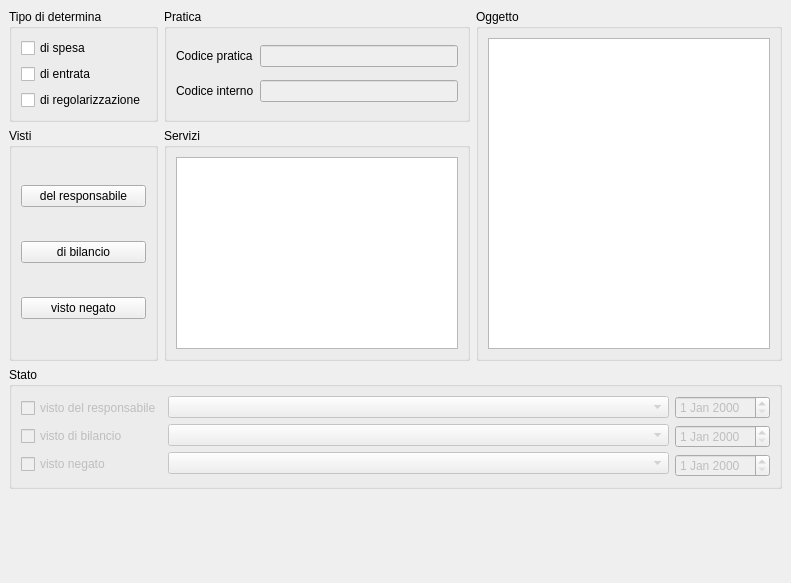
This is src/com/axiastudio/suite/deliberedetermine/forms/determina.ui in tizianolattisi/suitegda as Qt 5 draws it before an edit. The edited form follows.
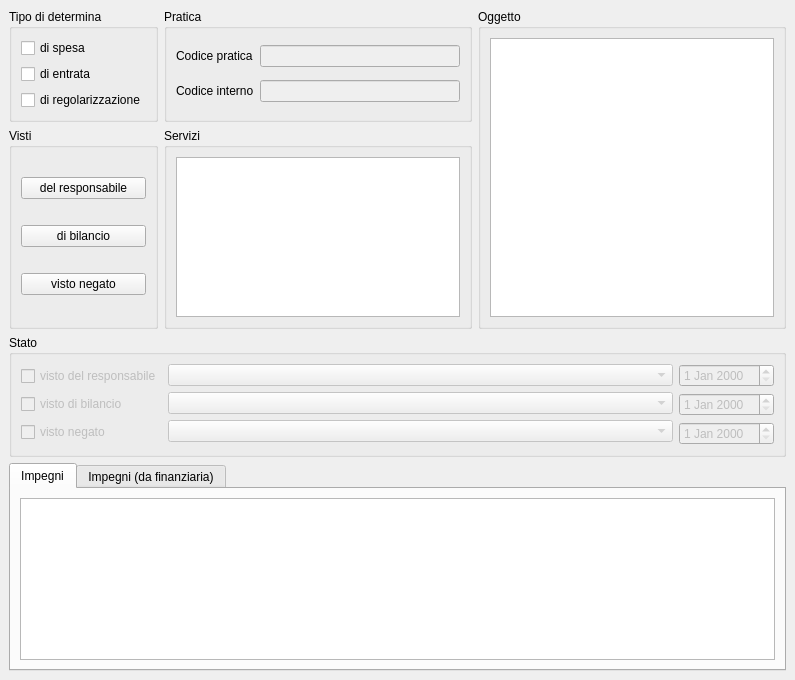
This is the edited form. Custom widgets are drawn as their Qt base class.

Commit message: Gestione dell'elenco degli impegni da parte di utiliti IFinanziaria registrata (ad esempio tramite il plugin jEnte).

```diff
--- a/src/com/axiastudio/suite/deliberedetermine/forms/determina.ui
+++ b/src/com/axiastudio/suite/deliberedetermine/forms/determina.ui
@@ -6,8 +6,8 @@
    <rect>
     <x>0</x>
     <y>0</y>
-    <width>791</width>
-    <height>583</height>
+    <width>795</width>
+    <height>680</height>
    </rect>
   </property>
   <property name="windowTitle">
@@ -288,18 +288,42 @@
       </layout>
      </widget>
     </item>
-    <item row="3" column="1">
-     <spacer name="verticalSpacer">
-      <property name="orientation">
-       <enum>Qt::Vertical</enum>
+    <item row="3" column="0" colspan="3">
+     <widget class="QTabWidget" name="tabWidget">
+      <property name="currentIndex">
+       <number>0</number>
       </property>
-      <property name="sizeHint" stdset="0">
-       <size>
-        <width>20</width>
-        <height>52</height>
-       </size>
-      </property>
-     </spacer>
+      <widget class="QWidget" name="tab">
+       <attribute name="title">
+        <string>Impegni</string>
+       </attribute>
+       <layout class="QVBoxLayout" name="verticalLayout_8">
+        <item>
+         <widget class="com.axiastudio.pypapi.ui.widgets.PyPaPiTableView" name="tableView_2">
+          <property name="entity" stdset="0">
+           <string>.impegnoDeterminaCollection</string>
+          </property>
+          <property name="columns" stdset="0">
+           <string>&gt;determina&lt;,importo</string>
+          </property>
+          <property name="headers" stdset="0">
+           <string>determina,importo</string>
+          </property>
+         </widget>
+        </item>
+       </layout>
+      </widget>
+      <widget class="QWidget" name="tab_2">
+       <attribute name="title">
+        <string>Impegni (da finanziaria)</string>
+       </attribute>
+       <layout class="QVBoxLayout" name="verticalLayout_9">
+        <item>
+         <widget class="QTableWidget" name="tableWidgetImpegni"/>
+        </item>
+       </layout>
+      </widget>
+     </widget>
     </item>
    </layout>
   </widget>
```
The commit also changes 6 other files.
